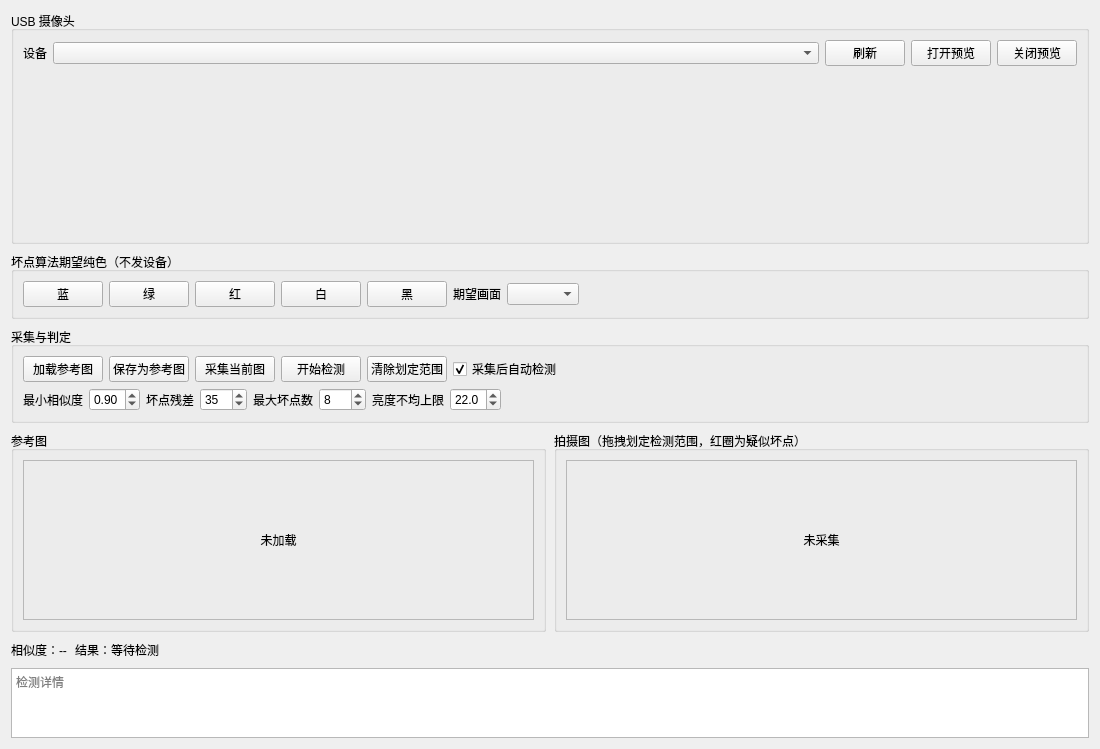
yuhuang163/test, file platform/debug/screen_inspect/screen_inspect_widget.ui: the form before one commit.
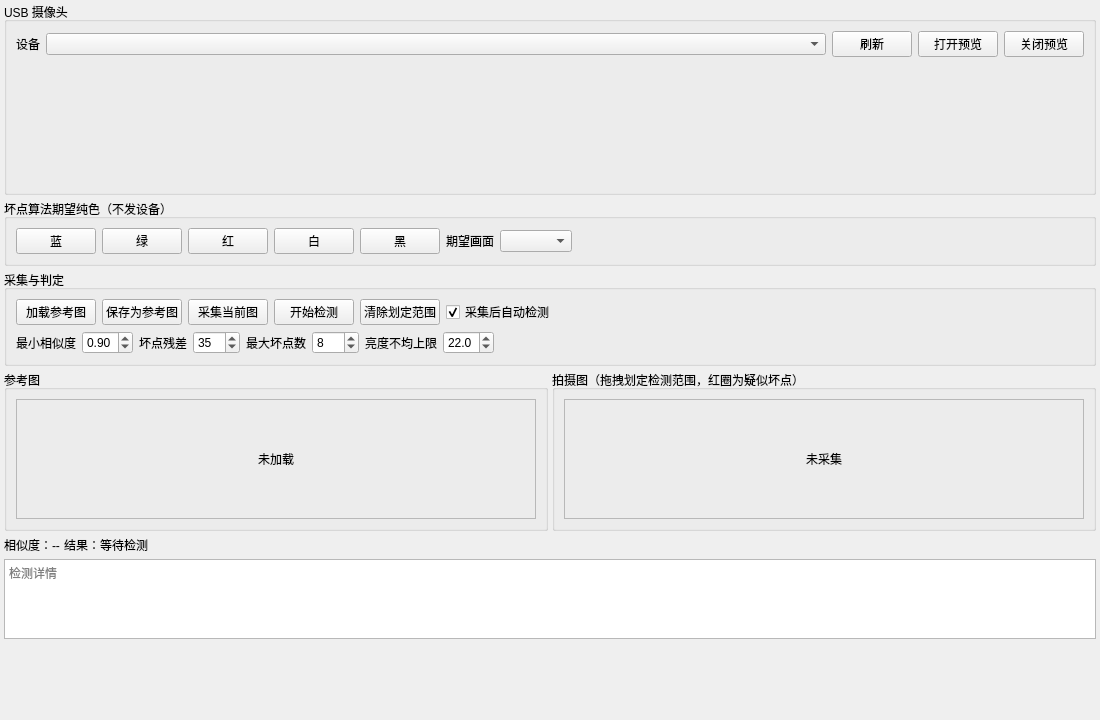
The form after the commit.

What changed in the file:
```diff
--- a/platform/debug/screen_inspect/screen_inspect_widget.ui
+++ b/platform/debug/screen_inspect/screen_inspect_widget.ui
@@ -10,15 +10,39 @@
     <height>720</height>
    </rect>
   </property>
+  <property name="sizePolicy">
+   <sizepolicy hsizetype="Expanding" vsizetype="Maximum">
+    <horstretch>0</horstretch>
+    <verstretch>0</verstretch>
+   </sizepolicy>
+  </property>
   <property name="windowTitle">
    <string>屏幕测试</string>
   </property>
   <layout class="QVBoxLayout" name="verticalLayout_root">
    <property name="spacing">
-    <number>8</number>
+    <number>4</number>
+   </property>
+   <property name="leftMargin">
+    <number>4</number>
+   </property>
+   <property name="topMargin">
+    <number>2</number>
+   </property>
+   <property name="rightMargin">
+    <number>4</number>
+   </property>
+   <property name="bottomMargin">
+    <number>4</number>
    </property>
    <item>
     <widget class="QGroupBox" name="groupBox_screenInspectCamera">
+     <property name="sizePolicy">
+      <sizepolicy hsizetype="Preferred" vsizetype="Fixed">
+       <horstretch>0</horstretch>
+       <verstretch>0</verstretch>
+      </sizepolicy>
+     </property>
      <property name="title">
       <string>USB 摄像头</string>
      </property>
@@ -69,10 +93,22 @@
        <widget class="QWidget" name="viewfinderHost">
         <property name="minimumSize">
          <size>
-          <width>320</width>
-          <height>160</height>
+          <width>240</width>
+          <height>120</height>
          </size>
         </property>
+        <property name="maximumSize">
+         <size>
+          <width>16777215</width>
+          <height>140</height>
+         </size>
+        </property>
+        <property name="sizePolicy">
+         <sizepolicy hsizetype="Expanding" vsizetype="Fixed">
+          <horstretch>0</horstretch>
+          <verstretch>0</verstretch>
+         </sizepolicy>
+        </property>
         <layout class="QVBoxLayout" name="verticalLayout_viewfinder">
          <property name="leftMargin">
           <number>0</number>
@@ -94,6 +130,12 @@
    </item>
    <item>
     <widget class="QGroupBox" name="groupBox_screenInspectColor">
+     <property name="sizePolicy">
+      <sizepolicy hsizetype="Preferred" vsizetype="Fixed">
+       <horstretch>0</horstretch>
+       <verstretch>0</verstretch>
+      </sizepolicy>
+     </property>
      <property name="title">
       <string>坏点算法期望纯色（不发设备）</string>
      </property>
@@ -161,6 +203,12 @@
    </item>
    <item>
     <widget class="QGroupBox" name="groupBox_screenInspectAction">
+     <property name="sizePolicy">
+      <sizepolicy hsizetype="Preferred" vsizetype="Fixed">
+       <horstretch>0</horstretch>
+       <verstretch>0</verstretch>
+      </sizepolicy>
+     </property>
      <property name="title">
       <string>采集与判定</string>
      </property>
@@ -331,16 +379,34 @@
     <layout class="QHBoxLayout" name="horizontalLayout_images">
      <item>
       <widget class="QGroupBox" name="groupBox_refImage">
+       <property name="sizePolicy">
+        <sizepolicy hsizetype="Preferred" vsizetype="Fixed">
+         <horstretch>0</horstretch>
+         <verstretch>0</verstretch>
+        </sizepolicy>
+       </property>
        <property name="title">
         <string>参考图</string>
        </property>
        <layout class="QVBoxLayout" name="verticalLayout_ref">
         <item>
          <widget class="QLabel" name="label_refImage">
+          <property name="sizePolicy">
+           <sizepolicy hsizetype="Expanding" vsizetype="Fixed">
+            <horstretch>0</horstretch>
+            <verstretch>0</verstretch>
+           </sizepolicy>
+          </property>
           <property name="minimumSize">
            <size>
-            <width>240</width>
-            <height>160</height>
+            <width>160</width>
+            <height>120</height>
+           </size>
+          </property>
+          <property name="maximumSize">
+           <size>
+            <width>16777215</width>
+            <height>120</height>
            </size>
           </property>
           <property name="frameShape">
@@ -359,16 +425,34 @@
      </item>
      <item>
       <widget class="QGroupBox" name="groupBox_currImage">
+       <property name="sizePolicy">
+        <sizepolicy hsizetype="Preferred" vsizetype="Fixed">
+         <horstretch>0</horstretch>
+         <verstretch>0</verstretch>
+        </sizepolicy>
+       </property>
        <property name="title">
         <string>拍摄图（拖拽划定检测范围，红圈为疑似坏点）</string>
        </property>
        <layout class="QVBoxLayout" name="verticalLayout_curr">
         <item>
          <widget class="QLabel" name="label_currImage">
+          <property name="sizePolicy">
+           <sizepolicy hsizetype="Expanding" vsizetype="Fixed">
+            <horstretch>0</horstretch>
+            <verstretch>0</verstretch>
+           </sizepolicy>
+          </property>
           <property name="minimumSize">
            <size>
-            <width>240</width>
-            <height>160</height>
+            <width>160</width>
+            <height>120</height>
+           </size>
+          </property>
+          <property name="maximumSize">
+           <size>
+            <width>16777215</width>
+            <height>120</height>
            </size>
           </property>
           <property name="frameShape">
@@ -420,10 +504,16 @@
    </item>
    <item>
     <widget class="QPlainTextEdit" name="plainTextEdit_screenInspectLog">
+     <property name="sizePolicy">
+      <sizepolicy hsizetype="Expanding" vsizetype="Fixed">
+       <horstretch>0</horstretch>
+       <verstretch>0</verstretch>
+      </sizepolicy>
+     </property>
      <property name="maximumSize">
       <size>
        <width>16777215</width>
-       <height>110</height>
+       <height>80</height>
       </size>
      </property>
      <property name="readOnly">
@@ -434,6 +524,22 @@
      </property>
     </widget>
    </item>
+   <item>
+    <spacer name="verticalSpacer_screenInspectBottom">
+     <property name="orientation">
+      <enum>Qt::Vertical</enum>
+     </property>
+     <property name="sizeHint" stdset="0">
+      <size>
+       <width>20</width>
+       <height>1</height>
+      </size>
+     </property>
+     <property name="sizeType">
+      <enum>QSizePolicy::Expanding</enum>
+     </property>
+    </spacer>
+   </item>
   </layout>
  </widget>
  <resources/>
```
